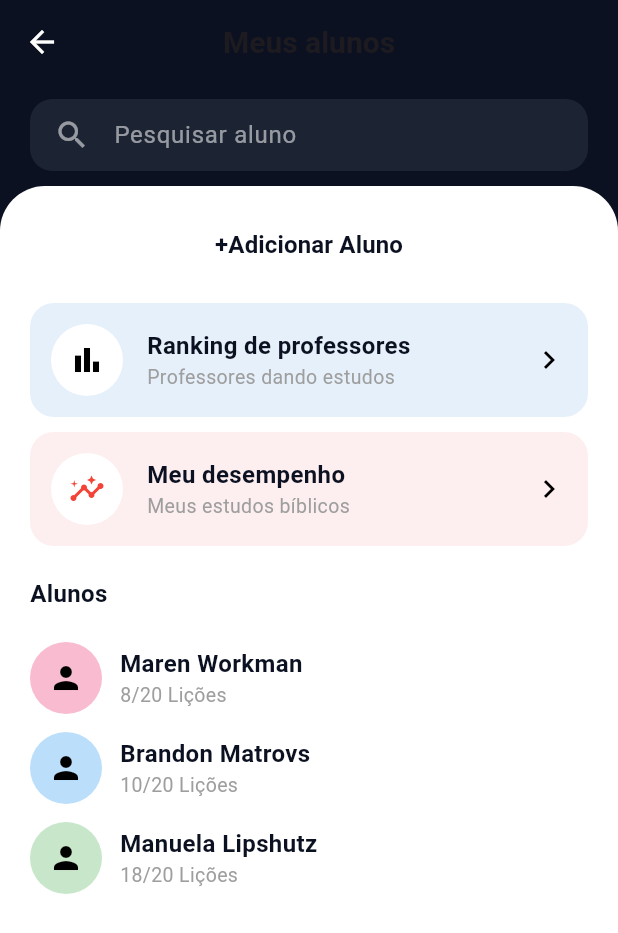
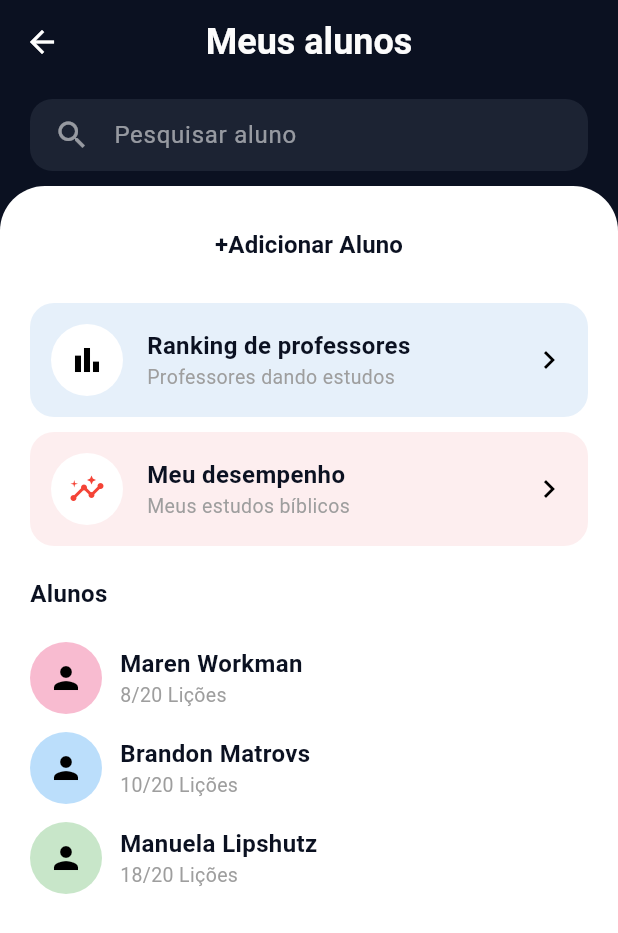
Before and after one commit to myjobwell/mipsmais, a Flutter app: the StudentsScreen screen opened directly, on a phone screen of 412 x 824 dp. Shown: the top 933 px of the screen. Run offline on Flutter 3.47's test engine with Material 3 defaults, Android fonts, the phone set to English and light mode, and no system bars.

Commit message:
feat: Componente Title

```diff
--- a/lib/StudentsScreen.dart
+++ b/lib/StudentsScreen.dart
@@ -3,6 +3,7 @@ import 'package:mips_mais/CadastraAlunoScreen.dart';
 import 'package:mips_mais/DesempenhoScreen.dart';
 import 'package:mips_mais/RankingProfessoresScreen.dart';
 import 'package:mips_mais/DesempenhoAlunoScreen.dart';
+import 'package:mips_mais/presentation/widgets/TitleItem.dart';
 
 class StudentsScreen extends StatelessWidget {
   const StudentsScreen({super.key});
@@ -18,9 +19,10 @@ class StudentsScreen extends StatelessWidget {
           icon: const Icon(Icons.arrow_back, color: Colors.white),
           onPressed: () => Navigator.pop(context),
         ),
-        title: const Text(
-          'Meus alunos',
-          style: TextStyle(fontSize: 20, fontWeight: FontWeight.bold),
+        title: TitleItem(
+          text: 'Meus alunos',
+          fontSize: 24,
+          color: const Color.fromARGB(255, 252, 252, 252),
         ),
         centerTitle: true,
       ),
--- /dev/null
+++ b/lib/presentation/widgets/TitleItem.dart
@@ -0,0 +1,26 @@
+import 'package:flutter/material.dart';
+
+class TitleItem extends StatelessWidget {
+  final String text;
+  final double fontSize;
+  final Color color;
+
+  const TitleItem({
+    Key? key,
+    required this.text,
+    this.fontSize = 20,
+    this.color = Colors.black,
+  }) : super(key: key);
+
+  @override
+  Widget build(BuildContext context) {
+    return Text(
+      text,
+      style: TextStyle(
+        fontSize: fontSize,
+        fontWeight: FontWeight.bold,
+        color: color,
+      ),
+    );
+  }
+}
```
